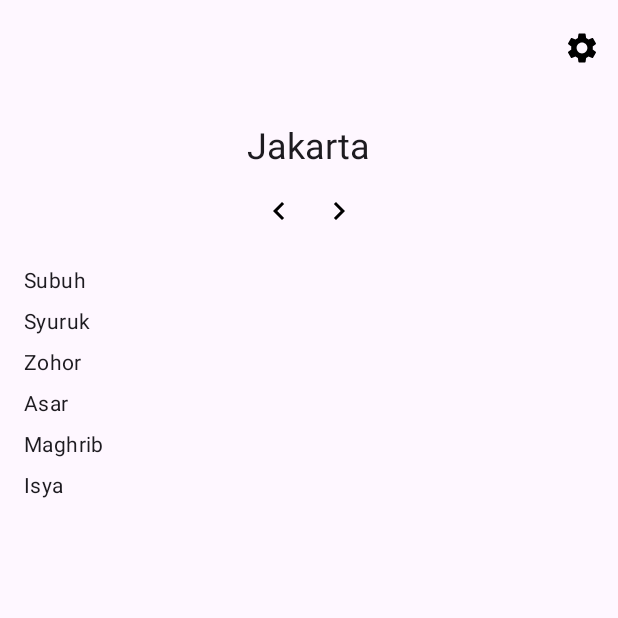
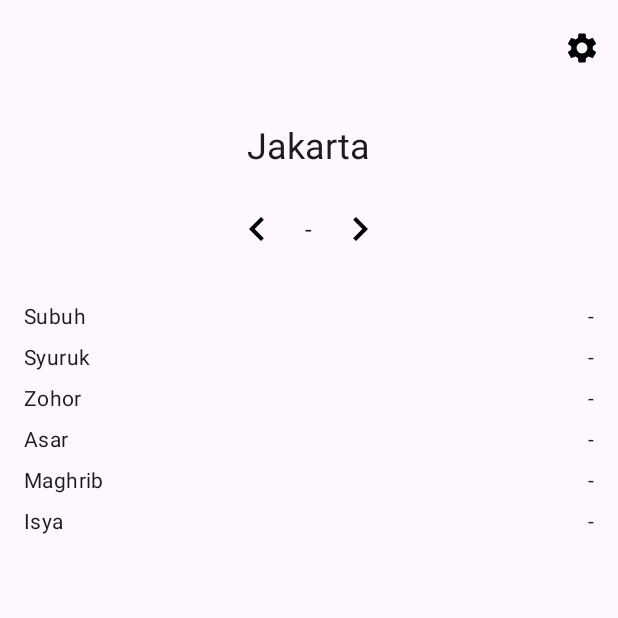
Before and after one commit to amwalul/rv-test, an Android app: the screen it shows after launch (MainActivity), on a phone screen of 412 x 824 dp, the top half of it. Run offline under Robolectric (Android 15) with nearby library versions, the phone set to English and light mode, and no system bars; our stand-ins replace Dagger/Hilt's generated code, Room's generated code, Timber.

Commit message:
update prayer time page

```diff
--- a/app/src/main/java/com/example/rvtest/page/prayertime/PrayerTimeViewModel.kt
+++ b/app/src/main/java/com/example/rvtest/page/prayertime/PrayerTimeViewModel.kt
@@ -12,8 +12,8 @@ import javax.inject.Inject
 
 @HiltViewModel
 class PrayerTimeViewModel @Inject constructor(
-    private val getPrayerByCurrentZoneId: GetPrayerByCurrentZoneId,
-    private val getCurrentZone: GetCurrentZone
+    getPrayerByCurrentZoneId: GetPrayerByCurrentZoneId,
+    getCurrentZone: GetCurrentZone
 ) : ViewModel() {
 
     val zoneLiveData = getCurrentZone().asLiveData()
@@ -36,4 +36,12 @@ class PrayerTimeViewModel @Inject constructor(
     fun setSelectedIndex(index: Int) {
         _selectedIndexLiveData.value = index
     }
+
+    fun incrementIndex() {
+        _selectedIndexLiveData.value = selectedIndexLiveData.value?.let { it + 1 }
+    }
+
+    fun decrementIndex() {
+        _selectedIndexLiveData.value = selectedIndexLiveData.value?.let { it - 1 }
+    }
 }
--- /dev/null
+++ b/app/src/main/res/anim/push_left_in.xml
@@ -0,0 +1,11 @@
+<?xml version="1.0" encoding="utf-8"?>
+<set xmlns:android="http://schemas.android.com/apk/res/android">
+    <translate
+        android:duration="100"
+        android:fromXDelta="100%p"
+        android:toXDelta="0" />
+    <alpha
+        android:duration="100"
+        android:fromAlpha="0.0"
+        android:toAlpha="1.0" />
+</set>
--- /dev/null
+++ b/app/src/main/res/anim/push_left_out.xml
@@ -0,0 +1,11 @@
+<?xml version="1.0" encoding="utf-8"?>
+<set xmlns:android="http://schemas.android.com/apk/res/android">
+    <translate
+        android:duration="100"
+        android:fromXDelta="0"
+        android:toXDelta="-100%p" />
+    <alpha
+        android:duration="100"
+        android:fromAlpha="1.0"
+        android:toAlpha="0.0" />
+</set>
--- /dev/null
+++ b/app/src/main/res/anim/push_right_in.xml
@@ -0,0 +1,11 @@
+<?xml version="1.0" encoding="utf-8"?>
+<set xmlns:android="http://schemas.android.com/apk/res/android">
+    <translate
+        android:duration="100"
+        android:fromXDelta="-100%p"
+        android:toXDelta="0" />
+    <alpha
+        android:duration="100"
+        android:fromAlpha="0.0"
+        android:toAlpha="1.0" />
+</set>
--- /dev/null
+++ b/app/src/main/res/anim/push_right_out.xml
@@ -0,0 +1,11 @@
+<?xml version="1.0" encoding="utf-8"?>
+<set xmlns:android="http://schemas.android.com/apk/res/android">
+    <translate
+        android:duration="100"
+        android:fromXDelta="0"
+        android:toXDelta="100%p" />
+    <alpha
+        android:duration="100"
+        android:fromAlpha="1.0"
+        android:toAlpha="0.0" />
+</set>
--- a/app/src/main/res/layout/fragment_prayer_time.xml
+++ b/app/src/main/res/layout/fragment_prayer_time.xml
@@ -37,8 +37,10 @@
 
             <ImageView
                 android:id="@+id/ivPrevious"
-                android:layout_width="wrap_content"
-                android:layout_height="wrap_content"
+                android:layout_width="48dp"
+                android:layout_height="48dp"
+                android:background="?selectableItemBackground"
+                android:padding="@dimen/margin_small"
                 android:src="@drawable/ic_baseline_chevron_left_24" />
 
             <TextView
@@ -46,21 +48,30 @@
                 android:layout_width="wrap_content"
                 android:layout_height="wrap_content"
                 android:layout_marginHorizontal="@dimen/margin_small"
+                android:text="-"
                 android:textAppearance="?textAppearanceSubtitle1"
                 tools:text="1 January 2022" />
 
             <ImageView
                 android:id="@+id/ivNext"
-                android:layout_width="wrap_content"
-                android:layout_height="wrap_content"
+                android:layout_width="48dp"
+                android:layout_height="48dp"
+                android:background="?selectableItemBackground"
+                android:padding="@dimen/margin_small"
                 android:src="@drawable/ic_baseline_chevron_right_24" />
 
         </androidx.appcompat.widget.LinearLayoutCompat>
 
         <androidx.appcompat.widget.LinearLayoutCompat
+            android:id="@+id/llPrayerTime"
             android:layout_width="match_parent"
             android:layout_height="wrap_content"
             android:layout_marginTop="@dimen/margin_medium"
+            android:orientation="vertical">
+
+            <androidx.appcompat.widget.LinearLayoutCompat
+                android:layout_width="match_parent"
+                android:layout_height="wrap_content"
                 android:orientation="horizontal">
 
                 <TextView
@@ -74,6 +85,7 @@
                     android:layout_width="0dp"
                     android:layout_height="wrap_content"
                     android:layout_weight="1"
+                    android:text="-"
                     android:textAlignment="textEnd"
                     android:textAppearance="?textAppearanceBody2"
                     tools:text="06:36" />
@@ -97,6 +109,7 @@
                     android:layout_width="0dp"
                     android:layout_height="wrap_content"
                     android:layout_weight="1"
+                    android:text="-"
                     android:textAlignment="textEnd"
                     android:textAppearance="?textAppearanceBody2"
                     tools:text="06:36" />
@@ -120,6 +133,7 @@
                     android:layout_width="0dp"
                     android:layout_height="wrap_content"
                     android:layout_weight="1"
+                    android:text="-"
                     android:textAlignment="textEnd"
                     android:textAppearance="?textAppearanceBody2"
                     tools:text="06:36" />
@@ -143,6 +157,7 @@
                     android:layout_width="0dp"
                     android:layout_height="wrap_content"
                     android:layout_weight="1"
+                    android:text="-"
                     android:textAlignment="textEnd"
                     android:textAppearance="?textAppearanceBody2"
                     tools:text="06:36" />
@@ -166,6 +181,7 @@
                     android:layout_width="0dp"
                     android:layout_height="wrap_content"
                     android:layout_weight="1"
+                    android:text="-"
                     android:textAlignment="textEnd"
                     android:textAppearance="?textAppearanceBody2"
                     tools:text="06:36" />
@@ -189,6 +205,7 @@
                     android:layout_width="0dp"
                     android:layout_height="wrap_content"
                     android:layout_weight="1"
+                    android:text="-"
                     android:textAlignment="textEnd"
                     android:textAppearance="?textAppearanceBody2"
                     tools:text="06:36" />
@@ -198,3 +215,5 @@
         </androidx.appcompat.widget.LinearLayoutCompat>
 
     </androidx.appcompat.widget.LinearLayoutCompat>
+
+</androidx.appcompat.widget.LinearLayoutCompat>
--- a/app/src/main/res/values/strings.xml
+++ b/app/src/main/res/values/strings.xml
@@ -52,4 +52,5 @@
     <string name="asar">Asar</string>
     <string name="maghrib">Maghrib</string>
     <string name="isya">Isya</string>
+    <string name="get_data_error">Failed to get data</string>
 </resources>
```
Also changed, not shown: app/src/main/java/com/example/rvtest/extension/AnimationExtension.kt (added, +15 -0 lines), app/src/main/java/com/example/rvtest/extension/ViewExtension.kt (added, +23 -0 lines), app/src/main/java/com/example/rvtest/page/prayertime/PrayerTimeFragment.kt (+65 -2 lines). Lines whose indentation alone changed are shown as unchanged.
